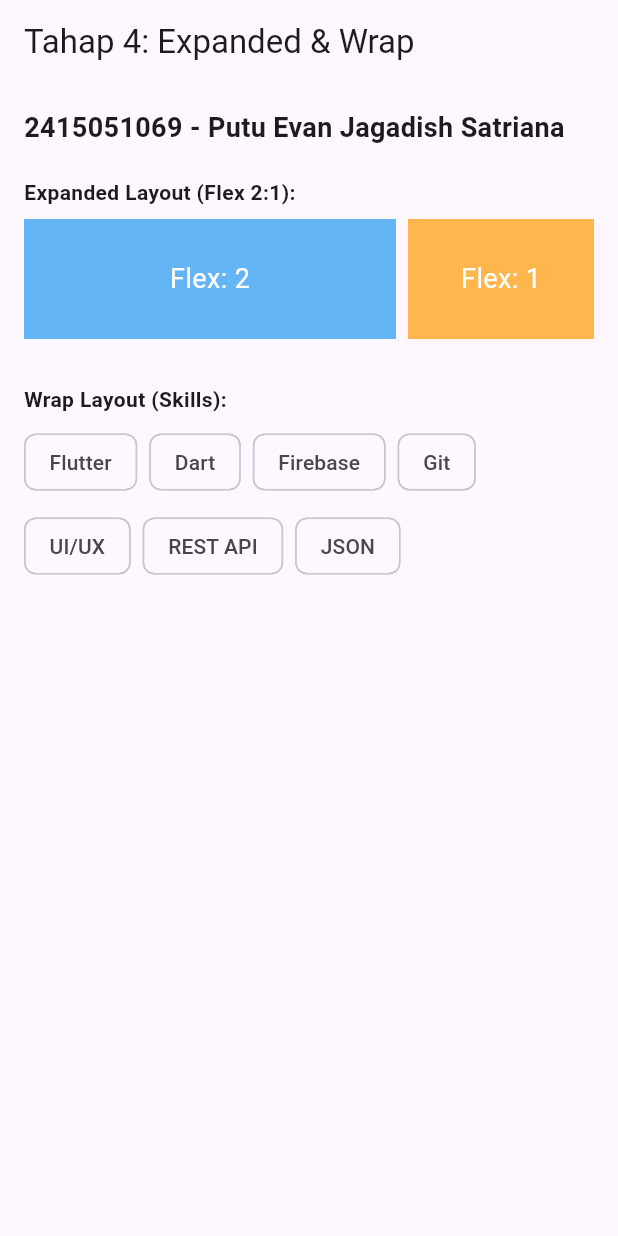
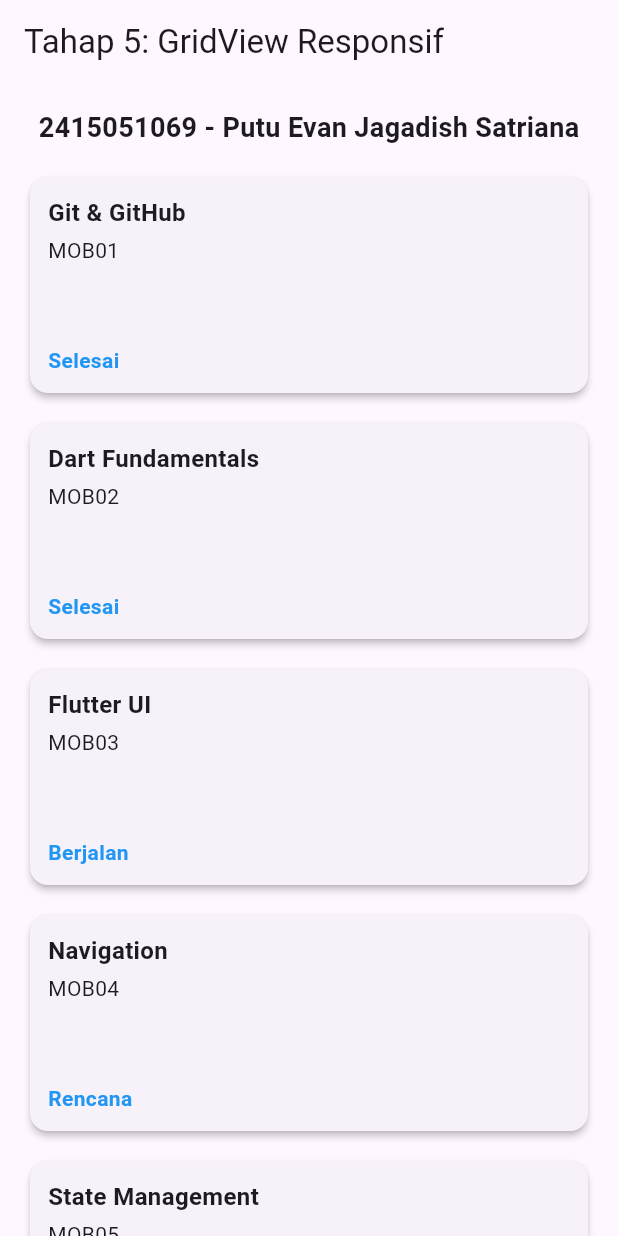
Before and after one commit to pannpanns/Course-Explorer, a Flutter app: the screen it shows after launch, on a phone screen of 412 x 824 dp. Run offline on Flutter 3.47's test engine with Material 3 defaults, Android fonts, the phone set to English and light mode, and no system bars.

Commit message:
Tahap 5: GridView responsif

```diff
--- a/lib/main.dart
+++ b/lib/main.dart
@@ -14,70 +14,85 @@
   Widget build(BuildContext context) {
     return const MaterialApp(
       debugShowCheckedModeBanner: false,
-      home: ExpandedWrapPage(),
+      home: GridViewPage(),
     );
   }
 }
 
-class ExpandedWrapPage extends StatelessWidget {
-  const ExpandedWrapPage({super.key});
+class GridViewPage extends StatelessWidget {
+  const GridViewPage({super.key});
+
+  int columnsFor(double width) {
+    if (width < 600) return 1;
+    if (width < 840) return 2;
+    return 3;
+  }
 
   @override
   Widget build(BuildContext context) {
-    final List<String> skills = [
-      'Flutter', 'Dart', 'Firebase', 'Git', 'UI/UX', 'REST API', 'JSON'
+    final List<Map<String, dynamic>> courses = [
+      {"code": "MOB01", "title": "Git & GitHub", "status": "Selesai"},
+      {"code": "MOB02", "title": "Dart Fundamentals", "status": "Selesai"},
+      {"code": "MOB03", "title": "Flutter UI", "status": "Berjalan"},
+      {"code": "MOB04", "title": "Navigation", "status": "Rencana"},
+      {"code": "MOB05", "title": "State Management", "status": "Rencana"},
+      {"code": "MOB06", "title": "API & Database", "status": "Rencana"},
     ];
 
     return Scaffold(
-      appBar: AppBar(title: const Text('Tahap 4: Expanded & Wrap')),
-      body: Padding(
-        padding: const EdgeInsets.all(16.0),
-        child: Column(
-          crossAxisAlignment: CrossAxisAlignment.start,
-          children: [
-            const Text(
+      appBar: AppBar(title: const Text('Tahap 5: GridView Responsif')),
+      body: Column(
+        children: [
+          const Padding(
+            padding: EdgeInsets.all(16.0),
+            child: Text(
               '$studentId - $studentName',
               style: TextStyle(fontSize: 18, fontWeight: FontWeight.bold),
             ),
-            const SizedBox(height: 20),
-
-            const Text('Expanded Layout (Flex 2:1):', style: TextStyle(fontWeight: FontWeight.bold)),
-            const SizedBox(height: 8),
-            Row(
-              children: [
-                Expanded(
-                  flex: 2,
-                  child: Container(
-                    height: 80,
-                    color: Colors.blue[300],
-                    alignment: Alignment.center,
-                    child: const Text('Flex: 2', style: TextStyle(fontSize: 18, color: Colors.white)),
+          ),
+          Expanded(
+            child: LayoutBuilder(
+              builder: (context, constraints) {
+                return GridView.builder(
+                  padding: const EdgeInsets.symmetric(horizontal: 16),
+                  gridDelegate: SliverGridDelegateWithFixedCrossAxisCount(
+                    crossAxisCount: columnsFor(constraints.maxWidth),
+                    crossAxisSpacing: 12,
+                    mainAxisSpacing: 12,
+                    childAspectRatio: 2.5,
                   ),
-                ),
-                const SizedBox(width: 8),
-                Expanded(
-                  flex: 1, // Mengambil 1 bagian ruang
-                  child: Container(
-                    height: 80,
-                    color: Colors.orange[300],
-                    alignment: Alignment.center,
-                    child: const Text('Flex: 1', style: TextStyle(fontSize: 18, color: Colors.white)),
-                  ),
-                ),
-              ],
+                  itemCount: courses.length,
+                  itemBuilder: (context, index) {
+                    final course = courses[index];
+                    return Card(
+                      elevation: 2,
+                      child: Padding(
+                        padding: const EdgeInsets.all(12.0),
+                        child: Column(
+                          crossAxisAlignment: CrossAxisAlignment.start,
+                          mainAxisAlignment: MainAxisAlignment.center,
+                          children: [
+                            Text(
+                              course['title'],
+                              style: const TextStyle(fontWeight: FontWeight.bold, fontSize: 16),
+                            ),
+                            const SizedBox(height: 4),
+                            Text(course['code']),
+                            const Spacer(),
+                            Text(
+                              course['status'],
+                              style: const TextStyle(color: Colors.blue, fontWeight: FontWeight.bold),
+                            ),
+                          ],
+                        ),
+                      ),
+                    );
+                  },
+                );
+              },
             ),
-            const SizedBox(height: 30),
-
-            // 2. Uji Coba Wrap untuk kumpulan Chip
-            const Text('Wrap Layout (Skills):', style: TextStyle(fontWeight: FontWeight.bold)),
-            const SizedBox(height: 8),
-            Wrap(
-              spacing: 8.0, // Jarak antar Chip secara horizontal
-              runSpacing: 8.0, // Jarak antar Chip secara vertikal
-              children: skills.map((e) => Chip(label: Text(e))).toList(),
-            ),
-          ],
-        ),
+          ),
+        ],
       ),
     );
   }
```
